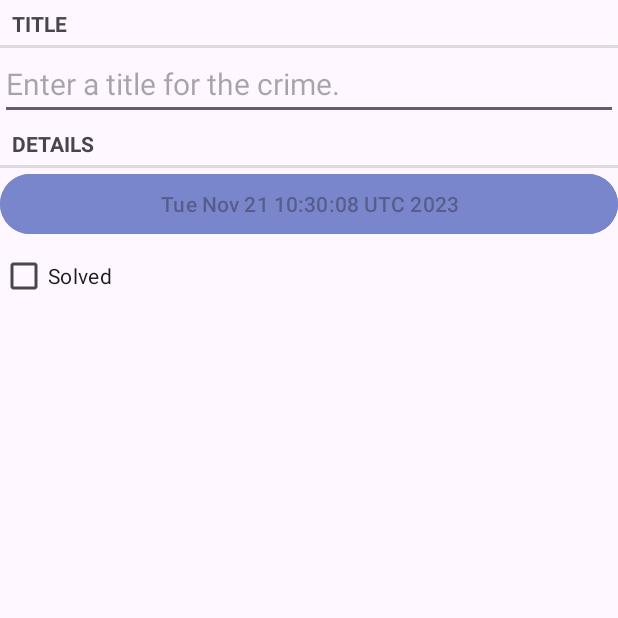
After one commit to andriimazurets/CriminalIntent, an Android app: the fragment CrimeFragment shown on its own in the app's theme, on a phone screen of 412 x 824 dp, the top half of it. The commit adds this screen. Run offline under Robolectric (Android 15) with nearby library versions, the phone set to English and light mode, and no system bars.

Commit message:
add libraries

```diff
--- a/app/build.gradle.kts
+++ b/app/build.gradle.kts
@@ -38,7 +38,7 @@ android {
 }
 
 dependencies {
-
+    implementation("androidx.lifecycle:lifecycle-viewmodel-ktx:2.6.2")
     implementation("androidx.core:core-ktx:1.9.0")
     implementation("androidx.appcompat:appcompat:1.6.1")
     implementation("com.google.android.material:material:1.10.0")
@@ -46,4 +46,6 @@ dependencies {
     testImplementation("junit:junit:4.13.2")
     androidTestImplementation("androidx.test.ext:junit:1.1.5")
     androidTestImplementation("androidx.test.espresso:espresso-core:3.5.1")
+    implementation("androidx.lifecycle:lifecycle-extensions:2.2.0")
+    implementation("androidx.recyclerview:recyclerview:1.3.2")
 }
--- /dev/null
+++ b/app/src/main/java/com/example/criminalintent/CrimeFragment.kt
@@ -0,0 +1,58 @@
+package com.example.criminalintent
+
+import android.os.Bundle
+import android.text.Editable
+import android.text.TextWatcher
+import android.view.LayoutInflater
+import android.view.View
+import android.view.ViewGroup
+import androidx.fragment.app.Fragment
+import com.example.criminalintent.databinding.FragmentCrimeBinding
+import com.example.criminalintent.model.Crime
+
+
+class CrimeFragment : Fragment(R.layout.fragment_crime) {
+    private lateinit var binding: FragmentCrimeBinding
+    private lateinit var crime: Crime
+
+    override fun onCreate(savedInstanceState: Bundle?) {
+        super.onCreate(savedInstanceState)
+        crime = Crime()
+    }
+    override fun onCreateView(
+        inflater: LayoutInflater,
+        container: ViewGroup?,
+        savedInstanceState: Bundle?
+    ): View? {
+        binding = FragmentCrimeBinding.inflate(inflater)
+        binding.crimeDate.apply {
+            text = crime.date.toString()
+            isEnabled = false
+        }
+        return binding.root
+    }
+
+    override fun onStart() {
+        super.onStart()
+
+        val titleWatcher = object : TextWatcher {
+            override fun beforeTextChanged(s: CharSequence?, start: Int, count: Int, after: Int) {
+
+            }
+
+            override fun onTextChanged(s: CharSequence?, start: Int, before: Int, count: Int) {
+                crime.title = s.toString()
+            }
+
+            override fun afterTextChanged(s: Editable?) {
+
+            }
+        }
+        binding.crimeTitle.addTextChangedListener(titleWatcher)
+        binding.crimeSolved.apply {
+            setOnCheckedChangeListener { _, isChecked ->
+                crime.isSolved = isChecked
+            }
+        }
+    }
+}
--- a/app/src/main/java/com/example/criminalintent/MainActivity.kt
+++ b/app/src/main/java/com/example/criminalintent/MainActivity.kt
@@ -10,5 +10,9 @@ class MainActivity : AppCompatActivity() {
         super.onCreate(savedInstanceState)
         binding = ActivityMainBinding.inflate(layoutInflater).also { setContentView(it.root) }
 
+        supportFragmentManager
+            .beginTransaction()
+            .add(R.id.fragment_container, CrimeListFragment.newInstance())
+            .commit()
     }
 }
--- a/app/src/main/res/layout/fragment_crime.xml
+++ b/app/src/main/res/layout/fragment_crime.xml
@@ -14,6 +14,7 @@
         android:id="@+id/crime_title"
         android:layout_width="match_parent"
         android:layout_height="wrap_content"
+        android:textSize="@dimen/normalEditText"
         android:hint="@string/crime_title_hint"/>
     <TextView
         style="?android:listSeparatorTextViewStyle"
--- /dev/null
+++ b/app/src/main/res/values/dimens.xml
@@ -0,0 +1,4 @@
+<?xml version="1.0" encoding="utf-8"?>
+<resources>
+    <dimen name="normalEditText">20sp</dimen>
+</resources>
--- a/app/src/main/res/values/strings.xml
+++ b/app/src/main/res/values/strings.xml
@@ -4,4 +4,6 @@
     <string name="crime_title_label">Title</string>
     <string name="crime_details_label">Details</string>
     <string name="crime_solved_label">Solved</string>
+    <!-- TODO: Remove or change this placeholder text -->
+    <string name="hello_blank_fragment">Hello blank fragment</string>
 </resources>
```
Also changed, not shown: app/src/main/java/com/example/criminalintent/CrimeListFragment.kt (added, +44 -0 lines), app/src/main/java/com/example/criminalintent/CrimeListViewModel.kt (added, +17 -0 lines), app/src/main/res/layout/activity_main.xml (+4 -11 lines), app/src/main/res/layout/fragment_crime_list.xml (added, +11 -0 lines), app/src/main/res/layout/list_item_crime.xml (added, +18 -0 lines).
